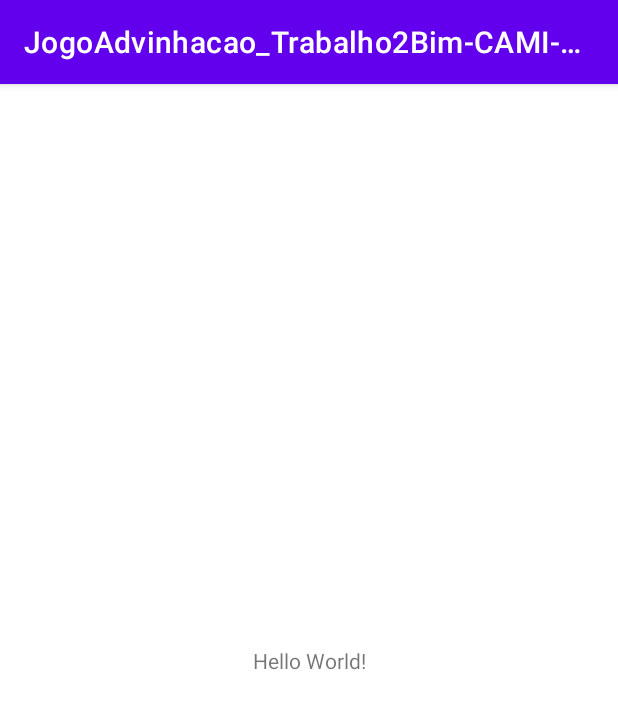
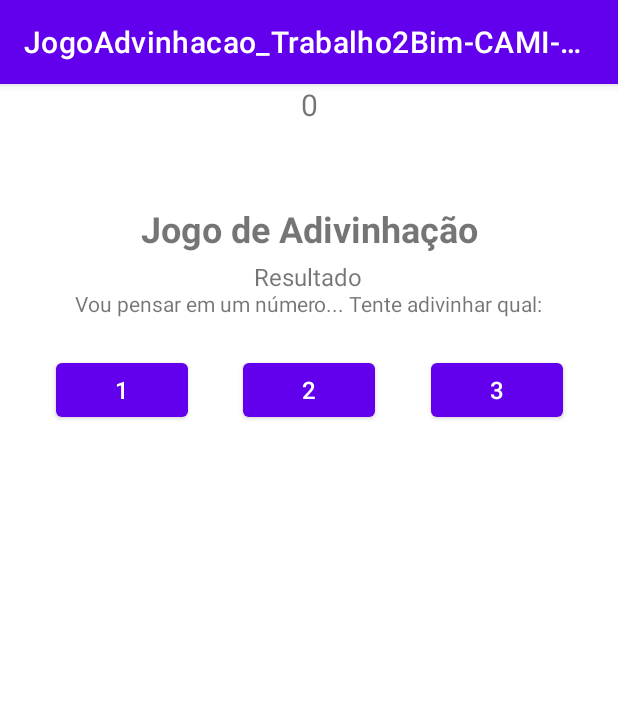
Before and after one commit to NanaEkman/JogoAdvinhacao_Trabalho2Bim-CAMI-NANA, an Android app: the screen it shows after launch (MainActivity), on a phone screen of 412 x 824 dp. Shown: the top 709 px of the screen. Run offline under Robolectric (Android 15) with nearby library versions, the light colour scheme and no system bars.

Commit message:
Interface Gráfica Base feita.

```diff
--- a/app/src/main/java/com/example/jogoadvinhacao_trabalho2bim_cami_nana/MainActivity.java
+++ b/app/src/main/java/com/example/jogoadvinhacao_trabalho2bim_cami_nana/MainActivity.java
@@ -6,6 +6,8 @@ import android.os.Bundle;
 
 public class MainActivity extends AppCompatActivity {
 
+    //Camila Devita Basaglia (3010058) e Nana de Souza Ekman Simões (3010414)
+
     @Override
     protected void onCreate(Bundle savedInstanceState) {
         super.onCreate(savedInstanceState);
--- a/app/src/main/res/layout/activity_main.xml
+++ b/app/src/main/res/layout/activity_main.xml
@@ -6,13 +6,101 @@
     android:layout_height="match_parent"
     tools:context=".MainActivity">
 
-    <TextView
+    <Button
+        android:id="@+id/btn1"
         android:layout_width="wrap_content"
         android:layout_height="wrap_content"
-        android:text="Hello World!"
-        app:layout_constraintBottom_toBottomOf="parent"
-        app:layout_constraintLeft_toLeftOf="parent"
-        app:layout_constraintRight_toRightOf="parent"
+        android:layout_marginTop="24dp"
+        android:text="1"
+        android:textSize="16sp"
+        app:layout_constraintEnd_toStartOf="@+id/btn2"
+        app:layout_constraintHorizontal_bias="0.5"
+        app:layout_constraintStart_toStartOf="parent"
+        app:layout_constraintTop_toBottomOf="@+id/txtSubtitulo" />
+
+    <Button
+        android:id="@+id/btn2"
+        android:layout_width="wrap_content"
+        android:layout_height="wrap_content"
+        android:layout_marginTop="24dp"
+        android:text="2"
+        android:textSize="16sp"
+        app:layout_constraintBottom_toBottomOf="@+id/btn1"
+        app:layout_constraintEnd_toStartOf="@+id/btn3"
+        app:layout_constraintHorizontal_bias="0.5"
+        app:layout_constraintStart_toEndOf="@+id/btn1"
+        app:layout_constraintTop_toBottomOf="@+id/txtSubtitulo" />
+
+    <Button
+        android:id="@+id/btn3"
+        android:layout_width="wrap_content"
+        android:layout_height="wrap_content"
+        android:layout_marginTop="24dp"
+        android:text="3"
+        android:textSize="16sp"
+        app:layout_constraintBottom_toBottomOf="@+id/btn2"
+        app:layout_constraintEnd_toEndOf="parent"
+        app:layout_constraintHorizontal_bias="0.5"
+        app:layout_constraintStart_toEndOf="@+id/btn2"
+        app:layout_constraintTop_toBottomOf="@+id/txtSubtitulo" />
+
+    <TextView
+        android:id="@+id/txtSubtitulo"
+        android:layout_width="wrap_content"
+        android:layout_height="wrap_content"
+        android:layout_marginTop="24dp"
+        android:text="Vou pensar em um número... Tente adivinhar qual:"
+        app:layout_constraintEnd_toEndOf="parent"
+        app:layout_constraintStart_toStartOf="parent"
+        app:layout_constraintTop_toBottomOf="@+id/txtTitulo" />
+
+    <TextView
+        android:id="@+id/txtTitulo"
+        android:layout_width="wrap_content"
+        android:layout_height="wrap_content"
+        android:layout_marginTop="80dp"
+        android:text="Jogo de Adivinhação"
+        android:textSize="24sp"
+        android:textStyle="bold"
+        app:layout_constraintEnd_toEndOf="parent"
+        app:layout_constraintStart_toStartOf="parent"
         app:layout_constraintTop_toTopOf="parent" />
 
+    <TextView
+        android:id="@+id/txtPensei"
+        android:layout_width="wrap_content"
+        android:layout_height="wrap_content"
+        android:layout_marginTop="24dp"
+        android:layout_marginBottom="24dp"
+        android:text="Eu pensei em:"
+        app:layout_constraintBottom_toTopOf="@+id/txtNumero"
+        app:layout_constraintEnd_toEndOf="parent"
+        app:layout_constraintStart_toStartOf="parent"
+        app:layout_constraintTop_toBottomOf="@+id/btn2"
+        app:layout_constraintVertical_bias="1.0" />
+
+    <TextView
+        android:id="@+id/txtNumero"
+        android:layout_width="wrap_content"
+        android:layout_height="wrap_content"
+        android:text="0"
+        android:textSize="20sp"
+        app:layout_constraintEnd_toEndOf="parent"
+        app:layout_constraintStart_toStartOf="parent"
+        tools:layout_editor_absoluteY="310dp" />
+
+    <TextView
+        android:id="@+id/txtResultado"
+        android:layout_width="wrap_content"
+        android:layout_height="wrap_content"
+        android:layout_marginTop="24dp"
+        android:layout_marginBottom="24dp"
+        android:text="Resultado"
+        android:textSize="16sp"
+        app:layout_constraintBottom_toBottomOf="parent"
+        app:layout_constraintEnd_toEndOf="parent"
+        app:layout_constraintHorizontal_bias="0.498"
+        app:layout_constraintStart_toStartOf="parent"
+        app:layout_constraintTop_toBottomOf="@+id/txtNumero"
+        app:layout_constraintVertical_bias="0.098" />
 </androidx.constraintlayout.widget.ConstraintLayout>
```
